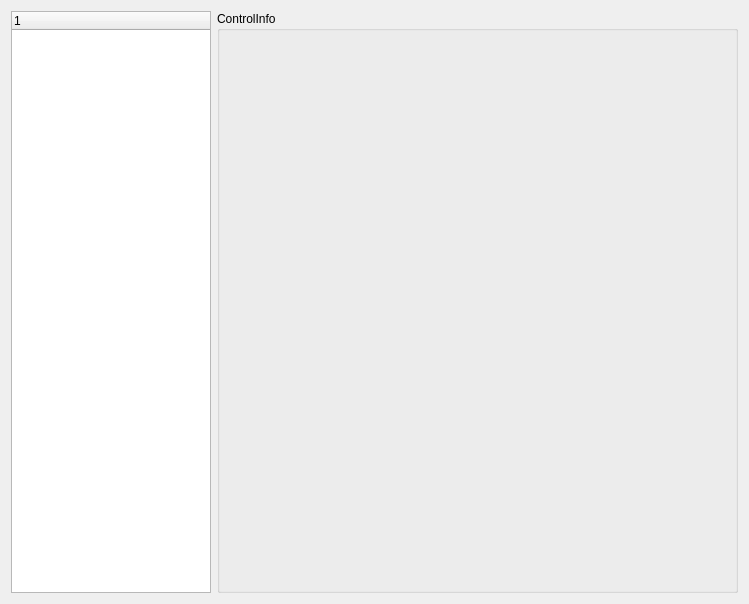
Above: ControlInfoWidget.ui from fjqisba/E-Decompiler before the change. Below: the same form after it.
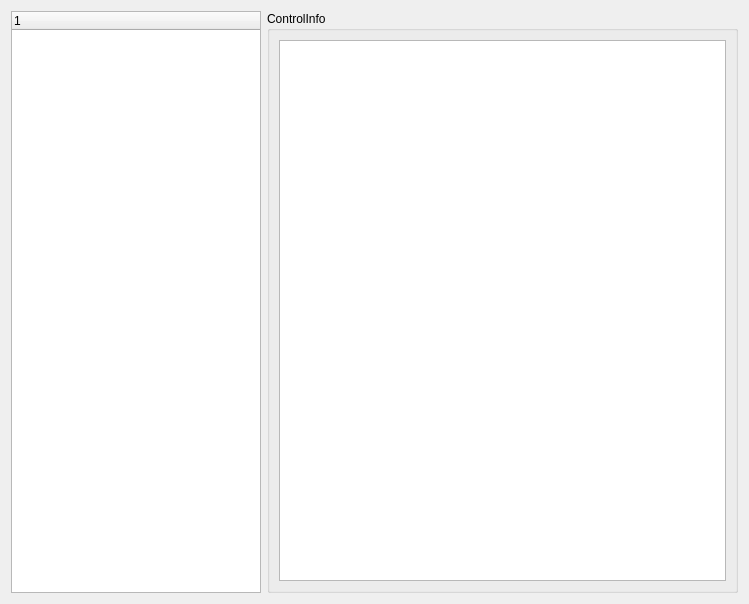
That is the form after the change.

Patch:
```diff
--- a/ControlInfoWidget.ui
+++ b/ControlInfoWidget.ui
@@ -24,7 +24,7 @@
      </property>
      <property name="maximumSize">
       <size>
-       <width>200</width>
+       <width>250</width>
        <height>16777215</height>
       </size>
      </property>
@@ -46,6 +46,11 @@
      <property name="title">
       <string>ControlInfo</string>
      </property>
+     <layout class="QGridLayout" name="gridLayout_2">
+      <item row="0" column="0">
+       <widget class="QTableWidget" name="ControlTable"/>
+      </item>
+     </layout>
     </widget>
    </item>
   </layout>
```
